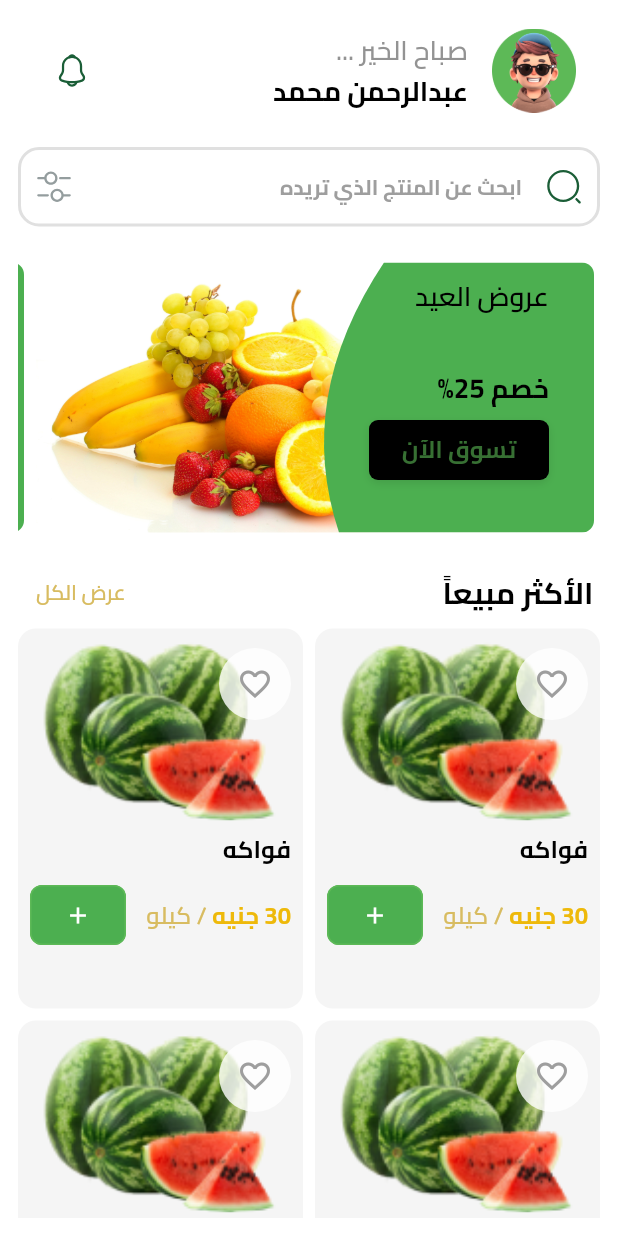
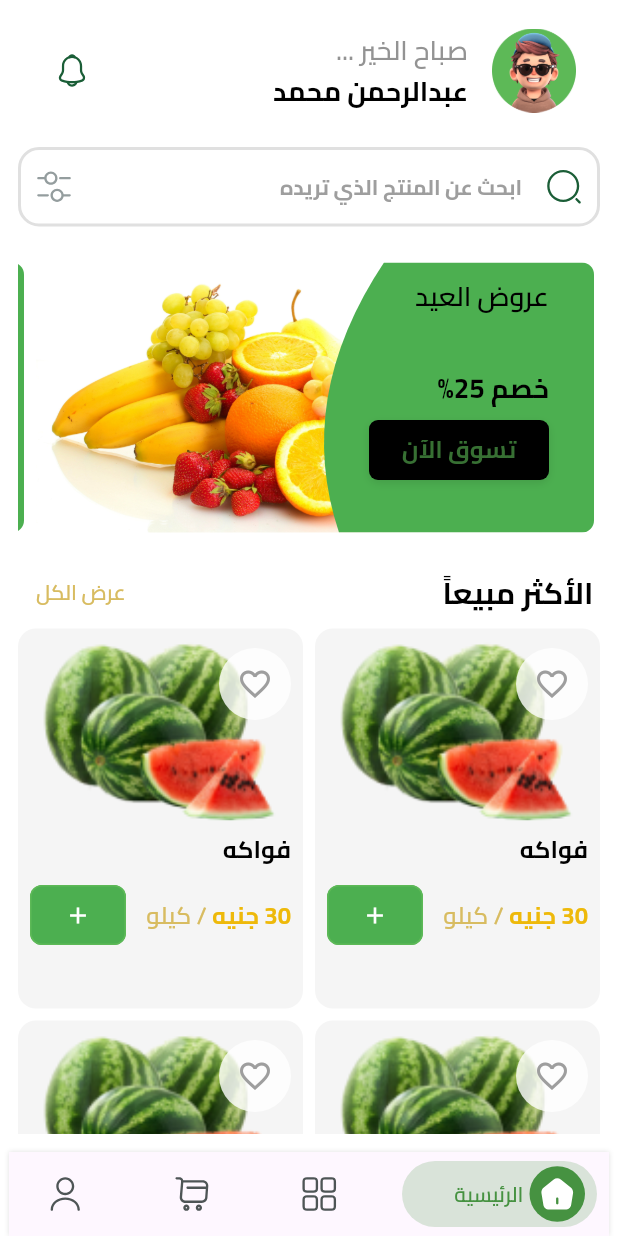
Before and after one commit to AbdulrhmanM0hamed/Fruits-App, a Flutter app: the HomeView screen opened by its route, on a phone screen of 412 x 824 dp. Run offline on Flutter 3.47's test engine with Material 3 defaults, Android fonts, the phone set to English and light mode, and no system bars; drawn by our look-alikes of bottom_navy_bar; our stand-ins replace bloc, cloud_firestore, dartz, firebase_auth, firebase_core, flutter_bloc and 5 more; missing offline and left inert: flutter_facebook_auth; accounts and stored records are empty.

Commit message:
finish bottom Nav bar

```diff
--- a/lib/features/home/presentation/view/home_view.dart
+++ b/lib/features/home/presentation/view/home_view.dart
@@ -1,13 +1,47 @@
+import 'package:e_commerce/features/home/presentation/view/widgets/bottom_nav_bar.dart';
 import 'package:e_commerce/features/home/presentation/view/widgets/home_view_body.dart';
+import 'package:e_commerce/features/products/produt.dart';
 import 'package:flutter/material.dart';
 
-class HomeView extends StatelessWidget {
+class HomeView extends StatefulWidget {
   static const String routeName = "home";
   const HomeView({super.key});
+
+  @override
+  _HomeViewState createState() => _HomeViewState();
+}
+
+class _HomeViewState extends State<HomeView> {
+  final PageController _pageController = PageController();
+
   @override
   Widget build(BuildContext context) {
     return Scaffold(
-      body: SafeArea(child: HomeViewBody()),
-      );
+      bottomNavigationBar: Padding(
+        padding: const EdgeInsets.symmetric(horizontal: 6,),
+        child: CustomBottomNavBar(pageController: _pageController),
+      ),
+      body: SafeArea(
+        child: PageView(
+          controller: _pageController,
+          onPageChanged: (index) {
+            setState(() {
+            });
+          },
+          children: [
+            HomeViewBody(),
+            ProdutPage(),
 
-  }}
+          ],
+        ),
+      ),
+    );
+  }
+
+  @override
+  void dispose() {
+    // تأكد من إغلاق الـ PageController عندما لا تحتاجه
+    _pageController.dispose();
+    super.dispose();
+  }
+}
--- /dev/null
+++ b/lib/features/home/presentation/view/widgets/bottom_nav_bar.dart
@@ -0,0 +1,124 @@
+import 'package:bottom_navy_bar/bottom_navy_bar.dart';
+import 'package:e_commerce/core/utils/constants/colors.dart';
+import 'package:e_commerce/core/utils/constants/font_manger.dart';
+import 'package:e_commerce/core/utils/constants/styles_manger.dart';
+import 'package:flutter/material.dart';
+import 'package:flutter_svg/flutter_svg.dart';
+
+class CustomBottomNavBar extends StatefulWidget {
+  const CustomBottomNavBar({super.key, required this.pageController});
+
+  final PageController pageController;
+
+  @override
+  State<CustomBottomNavBar> createState() => _CustomBottomNavBarState();
+}
+
+class _CustomBottomNavBarState extends State<CustomBottomNavBar> {
+  int _currentIndex = 0;
+
+  @override
+  Widget build(BuildContext context) {
+    return BottomNavyBar(
+      selectedIndex: _currentIndex,
+      showElevation: true, // use this to remove appBar's elevation
+      onItemSelected: (index) {
+        setState(() {
+          _currentIndex = index;
+        });
+        widget.pageController.animateToPage(index,
+            duration: Duration(milliseconds: 300), curve: Curves.ease);
+      },
+      items: [
+        BottomNavyBarItem(
+          icon: _currentIndex == 0
+              ? Container(
+                  padding: EdgeInsets.all(6),
+                  decoration: BoxDecoration(
+                    shape: BoxShape.circle,
+                    color: TColors.primary,
+                  ),
+                  child: SvgPicture.asset(
+                    'assets/images/vuesax/bold/home.svg',
+                    width: 25,
+                    height: 25,
+                  ),
+                )
+              : SvgPicture.asset(
+                'assets/images/vuesax/outline/home.svg',
+                width: 25,
+                height: 25,
+              ),
+          title: Text('الرئيسية' , style: getSemiBoldStyle(fontFamily: FontConstant.cairo , fontSize: FontSize.size14),),
+          activeColor: TColors.primary,
+        ),
+        BottomNavyBarItem(
+          icon: _currentIndex == 1
+              ? Container(
+                  padding: EdgeInsets.all(6),
+                  decoration: BoxDecoration(
+                    shape: BoxShape.circle,
+                    color: TColors.primary,
+                  ),
+                  child: SvgPicture.asset(
+                    'assets/images/vuesax/bold/products.svg',
+                    width: 25,
+                    height: 25,
+                  ),
+                )
+              : SvgPicture.asset(
+                'assets/images/vuesax/outline/products.svg',
+                width: 25,
+                height: 25,
+              ),
+          title: Text('المنتجات' , style: getSemiBoldStyle(fontFamily: FontConstant.cairo , fontSize: FontSize.size14),),
+          activeColor: TColors.primary,
+        ),
+        BottomNavyBarItem(
+          icon: _currentIndex == 2
+              ? Container(
+                  padding: EdgeInsets.all(6),
+                  decoration: BoxDecoration(
+                    shape: BoxShape.circle,
+                    color: TColors.primary,
+                  ),
+                  child: SvgPicture.asset(
+                    'assets/images/vuesax/bold/shopping-cart.svg',
+                    width: 25,
+                    height: 25,
+                  ),
+                )
+              : SvgPicture.asset(
+                'assets/images/vuesax/outline/shopping-cart.svg',
+                width: 25,
+                height: 25,
+              ),
+          title: Text('عربة التسوق' , style: getSemiBoldStyle(fontFamily: FontConstant.cairo , fontSize: FontSize.size14),),
+          activeColor: TColors.primary,
+        ),
+        BottomNavyBarItem(
+          icon: _currentIndex == 3
+              ? Container(
+                  padding: EdgeInsets.all(6),
+                  decoration: BoxDecoration(
+                    shape: BoxShape.circle,
+                    color: TColors.primary,
+                  ),
+                  child: SvgPicture.asset(
+                    'assets/images/vuesax/bold/user.svg',
+                    width: 25,
+                    height: 25,
+                  ),
+                )
+              : SvgPicture.asset(
+                'assets/images/vuesax/outline/user.svg',
+                width: 25,
+                height: 25,
+              ),
+          title: Text('الملف الشخصي' , style: getSemiBoldStyle(fontFamily: FontConstant.cairo , fontSize: FontSize.size14),),
+          activeColor: TColors.primary,
+        ),
+      ],
+    );
+  }
+}
--- a/lib/features/home/presentation/view/widgets/discount_widget.dart
+++ b/lib/features/home/presentation/view/widgets/discount_widget.dart
@@ -18,7 +18,6 @@ class DiscountBanner extends StatelessWidget {
         ),
         child: Stack(
           children: [
-            // الجزء الخاص بالصورة
             Positioned.fill(
               child: ClipRRect(
                 borderRadius: const BorderRadius.only(
--- /dev/null
+++ b/lib/features/products/produt.dart
@@ -0,0 +1,14 @@
+import 'package:flutter/material.dart';
+
+class ProdutPage extends StatelessWidget {
+  const ProdutPage({super.key});
+
+  @override
+  Widget build(BuildContext context) {
+    return  Scaffold(
+      body: Center(
+        child: Text("Product Page"),
+      ),
+    );
+  }
+}
--- a/pubspec.yaml
+++ b/pubspec.yaml
@@ -34,6 +34,7 @@ dependencies:
   dots_indicator: ^3.0.0
   firebase_auth: ^5.3.2
   firebase_core: ^3.7.0
+  bottom_navy_bar: ^6.1.0
   flutter:
     sdk: flutter
   flutter_bloc: ^8.1.6
@@ -64,6 +65,8 @@ flutter:
   # To add assets to your application, add an assets section, like this:
   assets:
     - assets/images/
+    - assets/images/vuesax/outline/
+    - assets/images/vuesax/bold/
   #   - images/a_dot_ham.jpeg
   # An image asset can refer to one or more resolution-specific "variants", see
   # https://flutter.dev/to/resolution-aware-images
```
Also changed, not shown: pubspec.lock.
